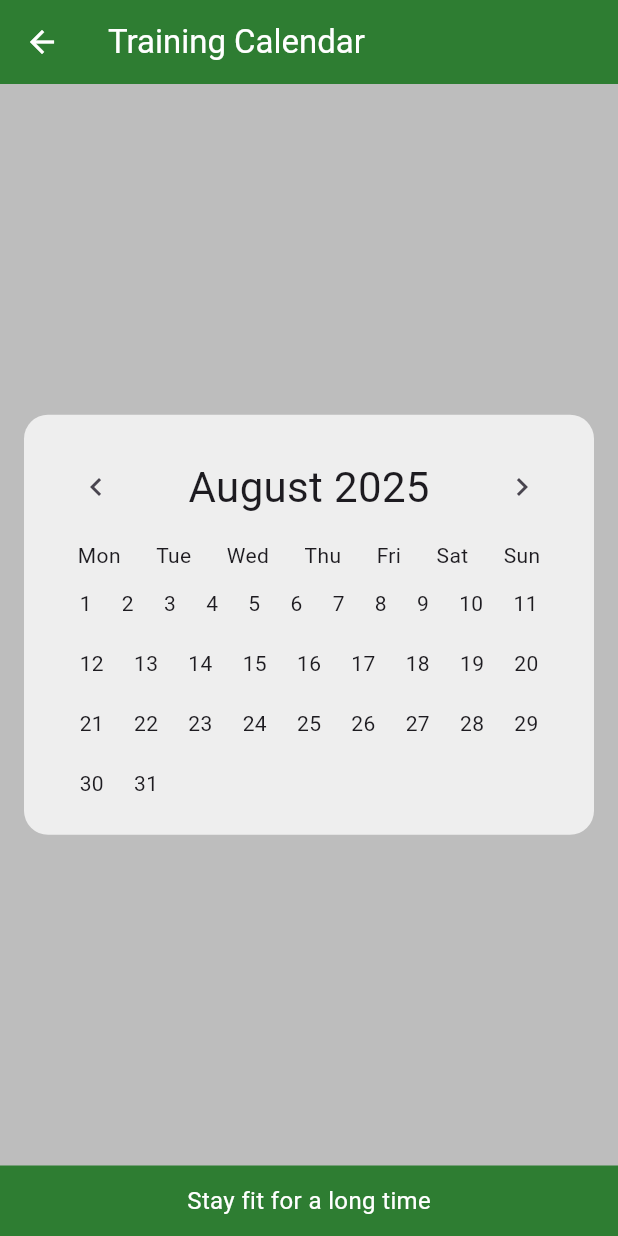
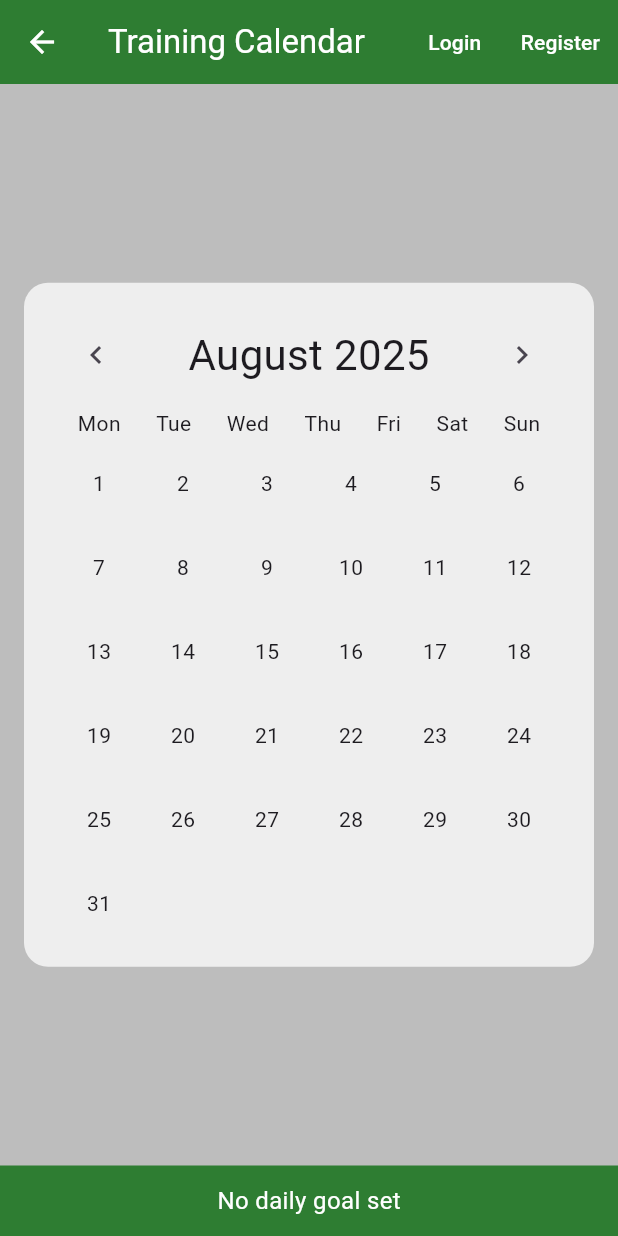
Before and after one commit to hubssch/Fitolongo-MobileApp, a Flutter app: the screen it shows after launch, after a tap on "Training Calendar", on a phone screen of 412 x 824 dp. Run offline on Flutter 3.47's test engine with Material 3 defaults, Android fonts, the phone set to English and light mode, and no system bars; our stand-ins replace supabase_flutter; accounts and stored records are empty; Roboto replaces fonts that are missing (ComicSans).

Commit message:
Calories calendar is almost done. Deleting function has to be done.

```diff
--- a/lib/calendar_view.dart
+++ b/lib/calendar_view.dart
@@ -1,14 +1,15 @@
 import 'package:flutter/material.dart';
+import 'package:supabase_flutter/supabase_flutter.dart';
 import 'calories_service.dart';
 
 class CalendarView extends StatefulWidget {
   final String title;
-  final bool canAddCalories; // <-- NEW
+  final bool canAddCalories;
 
   const CalendarView({
     super.key,
     required this.title,
-    this.canAddCalories = false, // default false (np. dla treningów)
+    this.canAddCalories = false,
   });
 
   @override
@@ -17,16 +18,56 @@ class CalendarView extends StatefulWidget {
 
 class _CalendarViewState extends State<CalendarView> {
   final CaloriesService _service = CaloriesService();
-
   DateTime currentDate = DateTime.now();
 
   @override
   Widget build(BuildContext context) {
+    final user = Supabase.instance.client.auth.currentUser;
+
     return Scaffold(
       appBar: AppBar(
         title: Text(widget.title, style: const TextStyle(fontFamily: 'ComicSans')),
         backgroundColor: Colors.green[800],
         foregroundColor: Colors.white,
+        actions: [
+          if (user != null) ...[
+            if (widget.canAddCalories)
+              IconButton(
+                icon: const Icon(Icons.flag),
+                tooltip: 'Set Daily Goal',
+                onPressed: () => _showSetGoalDialog(), // ważne: wywołanie
+              ),
+            // Pokaż kto jest zalogowany
+            Padding(
+              padding: const EdgeInsets.symmetric(horizontal: 8.0),
+              child: Center(
+                child: Text(
+                  user.email ?? '',
+                  style: const TextStyle(color: Colors.white),
+                ),
+              ),
+            ),
+            IconButton(
+              icon: const Icon(Icons.logout),
+              tooltip: 'Logout',
+              onPressed: () async {
+                await Supabase.instance.client.auth.signOut();
+                if (mounted) setState(() {});
+              },
+            ),
+          ] else ...[
+            TextButton(
+              onPressed: () => Navigator.pushNamed(context, '/login')
+                  .then((_) => setState(() {})),
+              child: const Text('Login', style: TextStyle(color: Colors.white)),
+            ),
+            TextButton(
+              onPressed: () => Navigator.pushNamed(context, '/register')
+                  .then((_) => setState(() {})),
+              child: const Text('Register', style: TextStyle(color: Colors.white)),
+            ),
+          ]
+        ],
       ),
       backgroundColor: Colors.grey[400],
       body: Column(
@@ -86,16 +127,24 @@ class _CalendarViewState extends State<CalendarView> {
               ),
             ),
           ),
-          Container(
+          FutureBuilder<int?>(
+            future: _service.getDailyGoal(),
+            builder: (context, snapshot) {
+              final goal = snapshot.data;
+              return Container(
                 padding: const EdgeInsets.all(12),
                 color: Colors.green[800],
                 width: double.infinity,
-            child: const Center(
+                child: Center(
                   child: Text(
-                'Stay fit for a long time',
-                style: TextStyle(fontSize: 16, color: Colors.white),
+                    goal != null
+                        ? 'Your daily goal: $goal kcal'
+                        : 'No daily goal set',
+                    style: const TextStyle(fontSize: 16, color: Colors.white),
                   ),
                 ),
+              );
+            },
           ),
         ],
       ),
@@ -126,12 +175,29 @@ class _CalendarViewState extends State<CalendarView> {
       runSpacing: 20,
       children: List.generate(totalDays, (index) {
         final day = index + 1;
+        final date = DateTime(currentDate.year, currentDate.month, day);
 
         return GestureDetector(
           onTap: widget.canAddCalories ? () => _showAddCaloriesDialog(day) : null,
+          child: FutureBuilder<bool>(
+            future: _service.isGoalAchieved(date),
+            builder: (context, snapshot) {
+              final achieved = snapshot.data ?? false;
+
+              return Container(
+                width: 36,
+                height: 36,
+                decoration: BoxDecoration(
+                  color: achieved ? Colors.green : Colors.transparent,
+                  shape: BoxShape.circle,
+                ),
+                alignment: Alignment.center,
                 child: Text(
                   day.toString(),
                   style: const TextStyle(fontFamily: 'ComicSans'),
+                ),
+              );
+            },
           ),
         );
       }),
@@ -159,9 +225,18 @@ class _CalendarViewState extends State<CalendarView> {
             ),
             TextButton(
               onPressed: () async {
-                final int kcal = int.parse(controller.text);
+                final int? kcal = int.tryParse(controller.text);
+                if (kcal == null) {
+                  ScaffoldMessenger.of(context).showSnackBar(
+                    const SnackBar(content: Text('Please enter a valid number')),
+                  );
+                  return;
+                }
                 await _service.addCalories(kcal, selected);
+                if (mounted) {
                   Navigator.pop(context);
+                  setState(() {}); // odśwież kalendarz
+                }
               },
               child: const Text('Save'),
             ),
@@ -170,4 +245,47 @@ class _CalendarViewState extends State<CalendarView> {
       },
     );
   }
+
+  Future<void> _showSetGoalDialog() async {
+    // Pobierz aktualny goal, ale nie blokuj wyświetlenia dialogu jeśli coś się wysypie
+    int? currentGoal;
+    try {
+      currentGoal = await _service.getDailyGoal();
+    } catch (_) {
+      // ignorujemy – pokażemy puste pole
     }
+
+    final controller = TextEditingController(text: currentGoal?.toString() ?? '');
+
+    final kcal = await showDialog<int>(
+      context: context,
+      builder: (ctx) => AlertDialog(
+        title: const Text('Set Daily Goal'),
+        content: TextField(
+          controller: controller,
+          keyboardType: TextInputType.number,
+          decoration: const InputDecoration(
+            hintText: 'Enter daily kcal goal',
+          ),
+        ),
+        actions: [
+          TextButton(
+            onPressed: () => Navigator.pop(ctx),
+            child: const Text('Cancel'),
+          ),
+          ElevatedButton(
+            onPressed: () {
+              Navigator.pop(ctx, int.tryParse(controller.text));
+            },
+            child: const Text('Save'),
+          ),
+        ],
+      ),
+    );
+
+    if (kcal != null) {
+      await _service.setDailyGoal(kcal);
+      if (mounted) setState(() {}); // odśwież widok po zapisaniu celu
+    }
+  }
+}
--- a/lib/calories_service.dart
+++ b/lib/calories_service.dart
@@ -3,28 +3,68 @@ import 'package:supabase_flutter/supabase_flutter.dart';
 class CaloriesService {
   final supabase = Supabase.instance.client;
 
-  // Add new calories entry
+  // Dodanie kalorii przypisanych do użytkownika
   Future<void> addCalories(int kcal, DateTime date) async {
+    final user = supabase.auth.currentUser;
+    if (user == null) throw Exception('User not logged in');
+
     await supabase.from('Calories').insert({
+      'user_id': user.id,
       'kcal_amount': kcal,
-      'date': date.toIso8601String().substring(0, 10),
+      'date': date.toIso8601String().split('T').first,
+      'created_at': DateTime.now().toIso8601String(),
     });
   }
 
-  // Get calories by date
-  Future<List<Map<String, dynamic>>> getCaloriesByDate(DateTime date) async {
-    final String day = date.toIso8601String().substring(0, 10);
+  // Pobranie kalorii dla konkretnego dnia
+  Future<int> getCaloriesForDate(DateTime date) async {
+    final user = supabase.auth.currentUser;
+    if (user == null) return 0;
+
     final response = await supabase
         .from('Calories')
-        .select()
-        .eq('date', day)
-        .order('created_at', ascending: true);
+        .select('kcal_amount')
+        .eq('user_id', user.id)
+        .eq('date', date.toIso8601String().split('T').first);
 
-    return response;
+    if (response.isEmpty) return 0;
+
+    return response.fold<int>(
+      0,
+          (sum, row) => sum + (row['kcal_amount'] as int),
+    );
   }
 
-  // Delete entry by id
-  Future<void> deleteCaloriesById(String id) async {
-    await supabase.from('Calories').delete().eq('id', id);
+  // Ustawienie celu (w tabeli UserSettings)
+  Future<void> setDailyGoal(int kcal) async {
+    final user = supabase.auth.currentUser;
+    if (user == null) throw Exception('User not logged in');
+
+    await supabase.from('usersettings').upsert({
+      'user_id': user.id,
+      'daily_goal': kcal,
+      'created_at': DateTime.now().toIso8601String(),
+    }, onConflict: 'user_id');
+  }
+
+  // Pobranie celu
+  Future<int?> getDailyGoal() async {
+    final user = supabase.auth.currentUser;
+    if (user == null) return null;
+
+    final response = await supabase
+        .from('usersettings')
+        .select('daily_goal')
+        .eq('user_id', user.id)
+        .maybeSingle();
+
+    return response?['daily_goal'] as int?;
+  }
+
+  // Sprawdzenie czy cel osiągnięty
+  Future<bool> isGoalAchieved(DateTime date) async {
+    final total = await getCaloriesForDate(date);
+    final goal = await getDailyGoal() ?? 0;
+    return total >= goal && goal > 0;
   }
 }
--- a/lib/home_page.dart
+++ b/lib/home_page.dart
@@ -1,12 +1,22 @@
 import 'package:flutter/material.dart';
+import 'package:supabase_flutter/supabase_flutter.dart';
 import 'training_calendar_page.dart';
 import 'calorie_calendar_page.dart';
 
-class HomePage extends StatelessWidget {
+class HomePage extends StatefulWidget {
   const HomePage({super.key});
 
   @override
+  State<HomePage> createState() => _HomePageState();
+}
+
+class _HomePageState extends State<HomePage> {
+  final supabase = Supabase.instance.client;
+
+  @override
   Widget build(BuildContext context) {
+    final user = supabase.auth.currentUser;
+
     return Scaffold(
       backgroundColor: Colors.grey[400],
       body: Column(
@@ -28,8 +38,13 @@ class HomePage extends StatelessWidget {
                 ),
                 Row(
                   children: [
+                    if (user == null) ...[
                       ElevatedButton(
-                      onPressed: () {},
+                        onPressed: () {
+                          Navigator.pushNamed(context, '/login').then((_) {
+                            setState(() {});
+                          });
+                        },
                         style: ElevatedButton.styleFrom(
                           backgroundColor: Colors.grey[300],
                           foregroundColor: Colors.black,
@@ -38,13 +53,35 @@ class HomePage extends StatelessWidget {
                       ),
                       const SizedBox(width: 8),
                       ElevatedButton(
-                      onPressed: () {},
+                        onPressed: () {
+                          Navigator.pushNamed(context, '/register').then((_) {
+                            setState(() {});
+                          });
+                        },
                         style: ElevatedButton.styleFrom(
                           backgroundColor: Colors.grey[300],
                           foregroundColor: Colors.black,
                         ),
                         child: const Text('Register'),
                       ),
+                    ] else ...[
+                      Text(
+                        'Hello, ${user.email}',
+                        style: const TextStyle(color: Colors.white),
+                      ),
+                      const SizedBox(width: 8),
+                      ElevatedButton(
+                        onPressed: () async {
+                          await supabase.auth.signOut();
+                          setState(() {});
+                        },
+                        style: ElevatedButton.styleFrom(
+                          backgroundColor: Colors.red[300],
+                          foregroundColor: Colors.white,
+                        ),
+                        child: const Text('Logout'),
+                      ),
+                    ],
                   ],
                 )
               ],
```
Also changed, not shown: lib/login_page.dart (added, +58 -0 lines), lib/register_page.dart (added, +66 -0 lines). Lines whose indentation alone changed are shown as unchanged.
